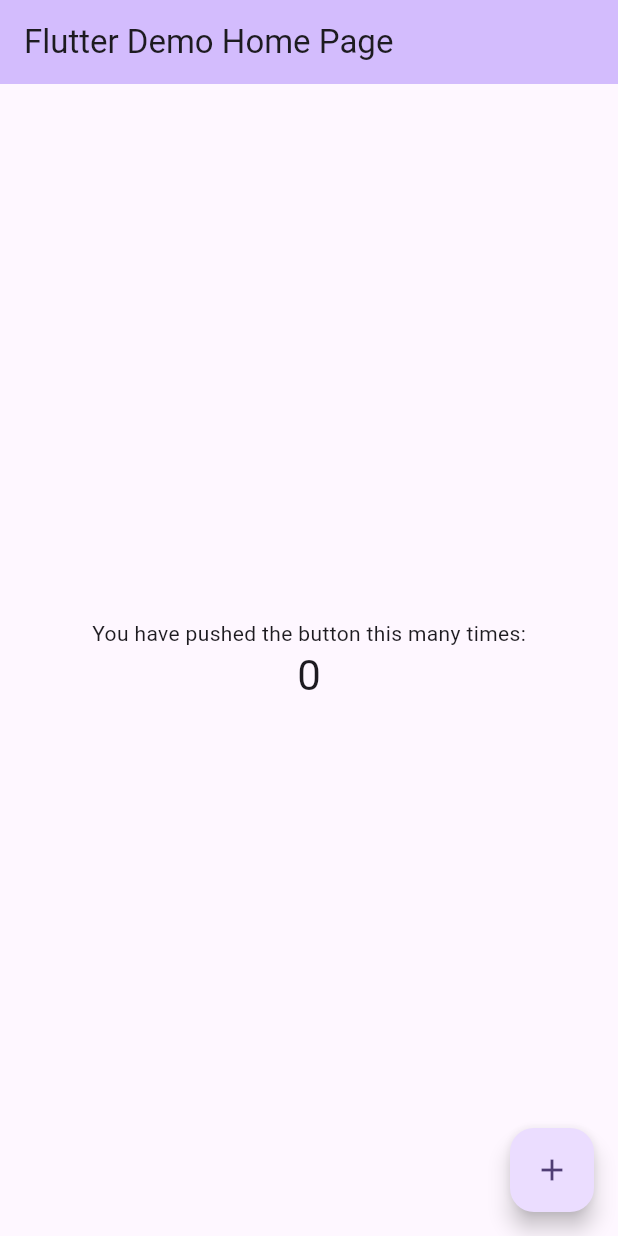
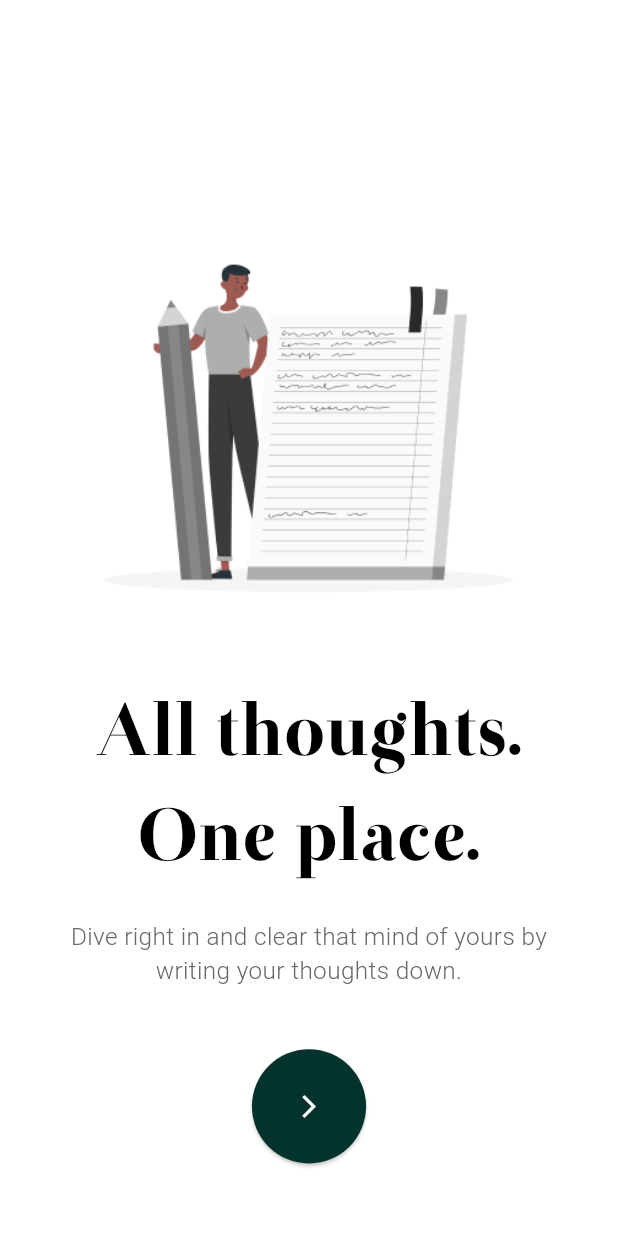
Before and after one commit to nadakhalifa183/note_app, a Flutter app: the screen it shows after launch, on a phone screen of 412 x 824 dp. Run offline on Flutter 3.47's test engine with Material 3 defaults, Android fonts, the phone set to English and light mode, and no system bars; our stand-ins replace flutter_screenutil.

Commit message:
onBoardingView design

```diff
--- /dev/null
+++ b/lib/constants.dart
@@ -0,0 +1,11 @@
+import 'dart:ui';
+
+class PrimaryColors {
+  static const Color kPrimaryColor = Color(0xff04332D);
+}
+
+class FigmaDesign{
+static const double widthScreen = 375 ;
+static const double heightScreen = 812;
+
+}
--- a/lib/main.dart
+++ b/lib/main.dart
@@ -1,4 +1,7 @@
 import 'package:flutter/material.dart';
+import 'package:flutter_screenutil/flutter_screenutil.dart';
+import 'package:note_app/constants.dart';
+import 'package:note_app/views/onboarding_view.dart';
 
 void main() {
   runApp(const MyApp());
@@ -10,116 +13,16 @@ class MyApp extends StatelessWidget {
   // This widget is the root of your application.
   @override
   Widget build(BuildContext context) {
-    return MaterialApp(
-      title: 'Flutter Demo',
-      theme: ThemeData(
-        // This is the theme of your application.
-        //
-        // TRY THIS: Try running your application with "flutter run". You'll see
-        // the application has a purple toolbar. Then, without quitting the app,
-        // try changing the seedColor in the colorScheme below to Colors.green
-        // and then invoke "hot reload" (save your changes or press the "hot
-        // reload" button in a Flutter-supported IDE, or press "r" if you used
-        // the command line to start the app).
-        //
-        // Notice that the counter didn't reset back to zero; the application
-        // state is not lost during the reload. To reset the state, use hot
-        // restart instead.
-        //
-        // This works for code too, not just values: Most code changes can be
-        // tested with just a hot reload.
-        colorScheme: ColorScheme.fromSeed(seedColor: Colors.deepPurple),
-        useMaterial3: true,
-      ),
-      home: const MyHomePage(title: 'Flutter Demo Home Page'),
+    return  ScreenUtilInit(
+      designSize: const Size(FigmaDesign.widthScreen,FigmaDesign.heightScreen),
+      minTextAdapt: true,
+      child: MaterialApp(
+        debugShowCheckedModeBanner: false,
+        routes: {
+          OnboardingView.id : (context)=> const OnboardingView()
+        },
+        initialRoute: OnboardingView.id,
+       ),
     );
   }
 }
-
-class MyHomePage extends StatefulWidget {
-  const MyHomePage({super.key, required this.title});
-
-  // This widget is the home page of your application. It is stateful, meaning
-  // that it has a State object (defined below) that contains fields that affect
-  // how it looks.
-
-  // This class is the configuration for the state. It holds the values (in this
-  // case the title) provided by the parent (in this case the App widget) and
-  // used by the build method of the State. Fields in a Widget subclass are
-  // always marked "final".
-
-  final String title;
-
-  @override
-  State<MyHomePage> createState() => _MyHomePageState();
-}
-
-class _MyHomePageState extends State<MyHomePage> {
-  int _counter = 0;
-
-  void _incrementCounter() {
-    setState(() {
-      // This call to setState tells the Flutter framework that something has
-      // changed in this State, which causes it to rerun the build method below
-      // so that the display can reflect the updated values. If we changed
-      // _counter without calling setState(), then the build method would not be
-      // called again, and so nothing would appear to happen.
-      _counter++;
-    });
-  }
-
-  @override
-  Widget build(BuildContext context) {
-    // This method is rerun every time setState is called, for instance as done
-    // by the _incrementCounter method above.
-    //
-    // The Flutter framework has been optimized to make rerunning build methods
-    // fast, so that you can just rebuild anything that needs updating rather
-    // than having to individually change instances of widgets.
-    return Scaffold(
-      appBar: AppBar(
-        // TRY THIS: Try changing the color here to a specific color (to
-        // Colors.amber, perhaps?) and trigger a hot reload to see the AppBar
-        // change color while the other colors stay the same.
-        backgroundColor: Theme.of(context).colorScheme.inversePrimary,
-        // Here we take the value from the MyHomePage object that was created by
-        // the App.build method, and use it to set our appbar title.
-        title: Text(widget.title),
-      ),
-      body: Center(
-        // Center is a layout widget. It takes a single child and positions it
-        // in the middle of the parent.
-        child: Column(
-          // Column is also a layout widget. It takes a list of children and
-          // arranges them vertically. By default, it sizes itself to fit its
-          // children horizontally, and tries to be as tall as its parent.
-          //
-          // Column has various properties to control how it sizes itself and
-          // how it positions its children. Here we use mainAxisAlignment to
-          // center the children vertically; the main axis here is the vertical
-          // axis because Columns are vertical (the cross axis would be
-          // horizontal).
-          //
-          // TRY THIS: Invoke "debug painting" (choose the "Toggle Debug Paint"
-          // action in the IDE, or press "p" in the console), to see the
-          // wireframe for each widget.
-          mainAxisAlignment: MainAxisAlignment.center,
-          children: <Widget>[
-            const Text(
-              'You have pushed the button this many times:',
-            ),
-            Text(
-              '$_counter',
-              style: Theme.of(context).textTheme.headlineMedium,
-            ),
-          ],
-        ),
-      ),
-      floatingActionButton: FloatingActionButton(
-        onPressed: _incrementCounter,
-        tooltip: 'Increment',
-        child: const Icon(Icons.add),
-      ), // This trailing comma makes auto-formatting nicer for build methods.
-    );
-  }
-}
--- /dev/null
+++ b/lib/views/onboarding_view.dart
@@ -0,0 +1,91 @@
+import 'package:flutter/material.dart';
+import 'package:flutter_screenutil/flutter_screenutil.dart';
+
+import 'package:note_app/constants.dart';
+
+class OnboardingView extends StatelessWidget {
+  const OnboardingView({super.key});
+  static String id = "OnboardingView";
+  @override
+  Widget build(BuildContext context) {
+    return Scaffold(
+      backgroundColor: Colors.white,
+      // bottomNavigationBar: Padding(
+      //   padding: EdgeInsets.only(bottom: 40.h),
+      //   child: ElevatedButton(
+
+      //        style: ElevatedButton.styleFrom(
+      //        minimumSize: Size(75.w, 75.h),
+      //         backgroundColor: PrimaryColors.kPrimaryColor ,
+      //        shape: const CircleBorder()
+      //        ),
+      //         onPressed: (){}, child: const Icon(Icons.arrow_forward_ios , color: Colors.white,)),
+      // ),
+
+      body: SingleChildScrollView(
+        child: Column(
+          crossAxisAlignment: CrossAxisAlignment.center,
+          children: [
+            SizedBox(
+              height: 165.h,
+            ),
+            Padding(
+              padding: EdgeInsets.symmetric(horizontal: 40.w),
+              child: Image.asset(
+                width: 282.w,
+                height: 231.h,
+                "assets/images/rafiki.png",
+              ),
+            ),
+            SizedBox(height: 55.h),
+            Padding(
+              padding: EdgeInsets.symmetric(horizontal: 30.w),
+              child: Text(
+                "All thoughts.  One place.",
+                textAlign: TextAlign.center,
+                style: TextStyle(
+                  fontFamily: "Otama-ep",
+                  fontSize: 48.sp,
+                  fontWeight: FontWeight.w400,
+                  color: const Color(0xff000000),
+                ),
+              ),
+            ),
+            SizedBox(
+              height: 15.h,
+            ),
+            Padding(
+              padding: EdgeInsets.symmetric(horizontal: 30.w),
+              child: Text(
+                "Dive right in and clear that mind of yours by                                                       writing your thoughts down.",
+                textAlign: TextAlign.center,
+                style: TextStyle(
+                  fontFamily: "Roboto",
+                  fontSize: 16.sp,
+                  fontWeight: FontWeight.w400,
+                  color: const Color(0xff686868),
+                ),
+              ),
+            ),
+            SizedBox(
+              height: 40.h,
+            ),
+            ElevatedButton(
+                style: ElevatedButton.styleFrom(
+                    minimumSize: Size(75.w, 75.h),
+                    backgroundColor: PrimaryColors.kPrimaryColor,
+                    shape: const CircleBorder()),
+                onPressed: () {},
+                child: const Icon(
+                  Icons.arrow_forward_ios,
+                  color: Colors.white,
+                )),
+            SizedBox(
+              height: 50.h,
+            ),
+          ],
+        ),
+      ),
+    );
+  }
+}
```
Also changed, not shown: pubspec.yaml (+11 -9 lines), assets/fonts/Otama-ep.otf (added), assets/fonts/Roboto-Light.ttf (added), assets/images/rafiki.png (added), assets/images/rafiki.svg (added), pubspec.lock.
